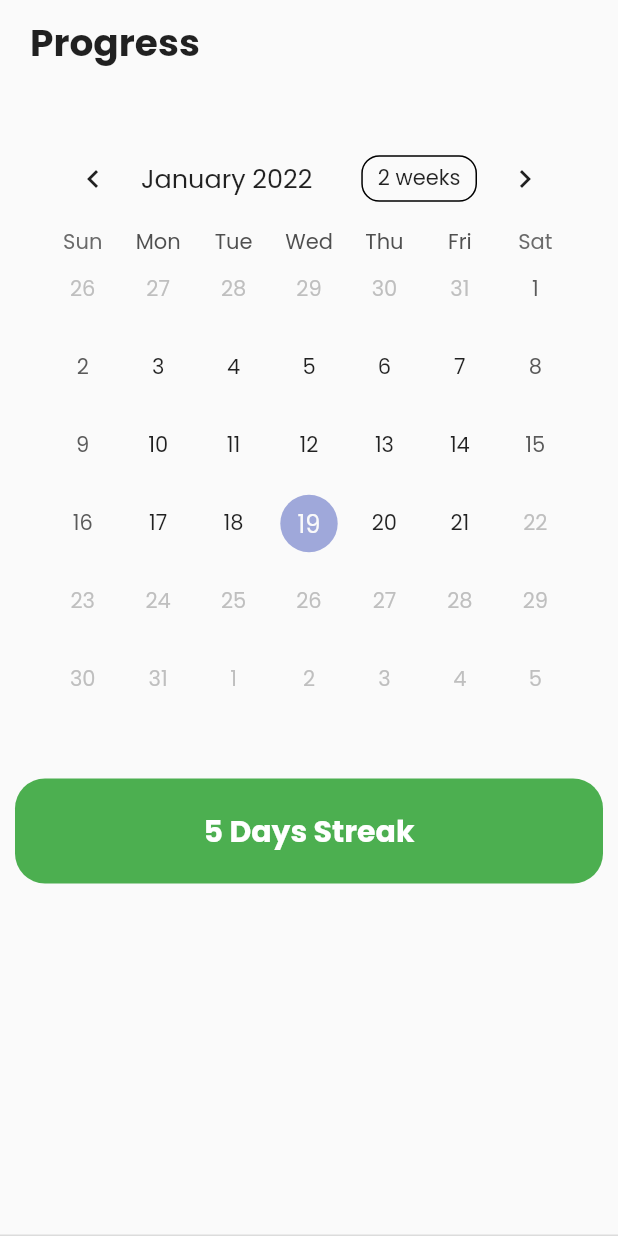
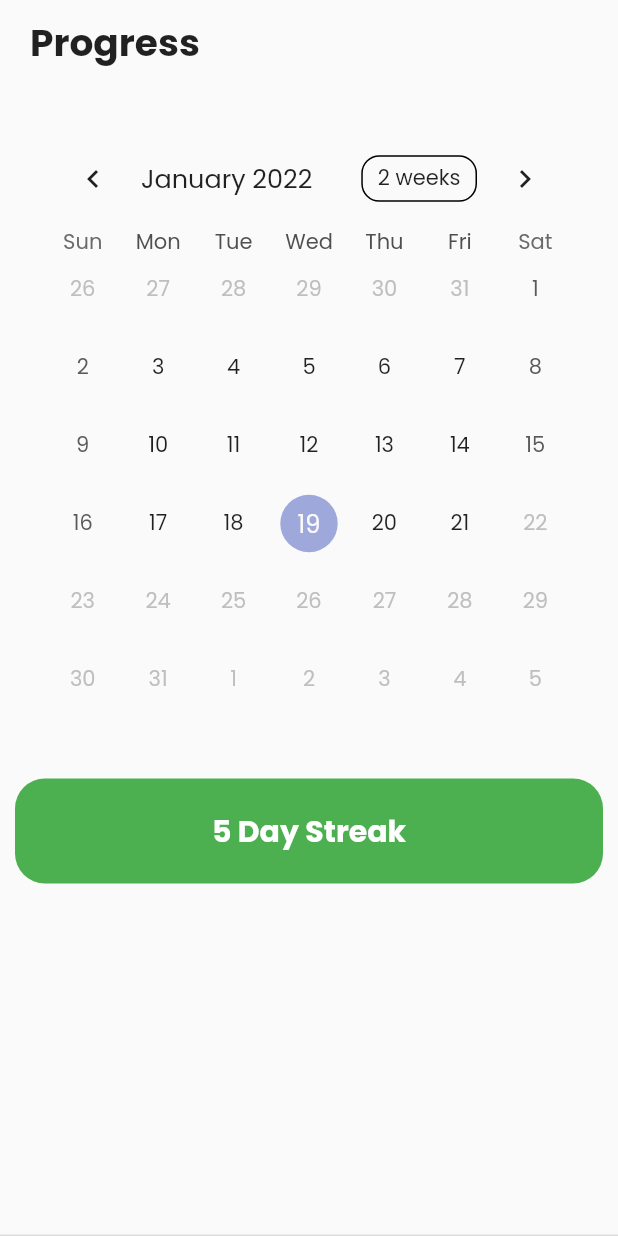
Before and after one commit to Durianator/ripeto_flutter, a Flutter app: the ProgressScreen screen opened by its route, on a phone screen of 412 x 824 dp. Run offline on Flutter 3.47's test engine with Material 2 defaults, Android fonts, the phone set to English and light mode, and no system bars; drawn by our look-alikes of table_calendar; our stand-ins replace awesome_notifications, cloud_firestore, firebase_auth, firebase_core, firebase_messaging, flutter_local_notifications and 8 more; missing offline and left inert: day_picker; accounts and stored records are empty.

Commit message:
Completed notification.

```diff
--- a/lib/screens/progress_screen.dart
+++ b/lib/screens/progress_screen.dart
@@ -51,7 +51,7 @@ class _ProgressScreenState extends State<ProgressScreen> {
                           padding: const EdgeInsets.all(20.0),
                           child: Center(
                             child: Text(
-                              '5 Days Streak',
+                              '5 Day Streak',
                               style: TextStyle(
                                 fontSize: 20.0,
                                 fontWeight: FontWeight.bold,
```
